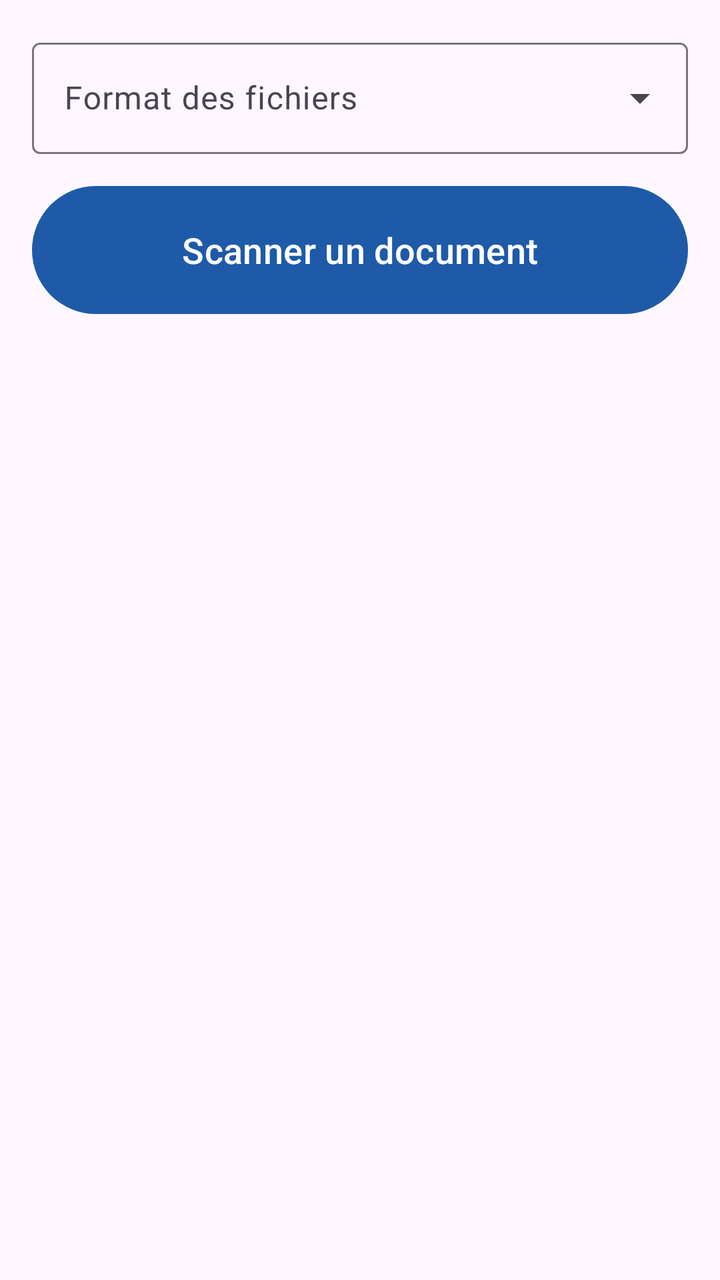
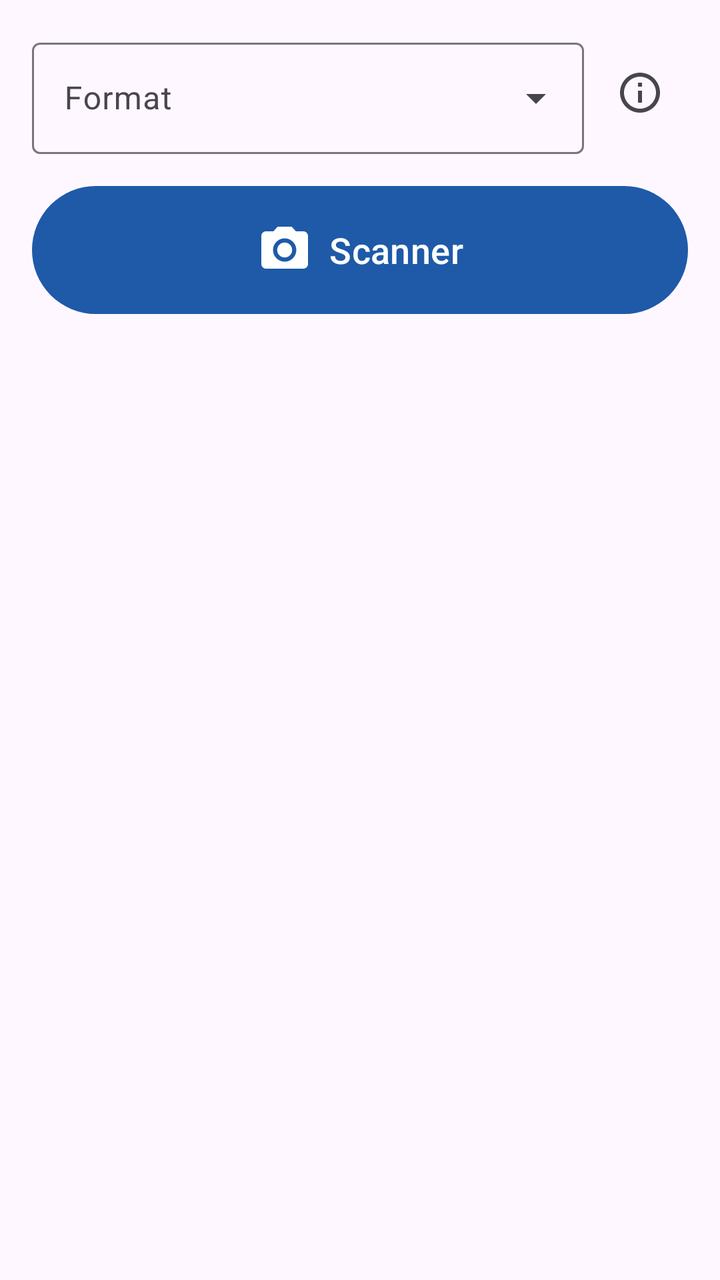

An Android layout rendered at two revisions. The XML below is the earlier revision; the diff shows what the commit changed to produce the second picture.
<!-- AndroidManifest.xml: application theme Theme.AventumScan -->
<!-- res/layout/activity_main.xml -->
<?xml version="1.0" encoding="utf-8"?>
<LinearLayout xmlns:android="http://schemas.android.com/apk/res/android"
    android:layout_width="match_parent"
    android:layout_height="match_parent"
    android:orientation="vertical"
    android:padding="16dp">

    <com.google.android.material.textfield.TextInputLayout
        style="@style/Widget.Material3.TextInputLayout.OutlinedBox.ExposedDropdownMenu"
        android:layout_width="match_parent"
        android:layout_height="wrap_content"
        android:hint="@string/mode_label">

        <com.google.android.material.textfield.MaterialAutoCompleteTextView
            android:id="@+id/formatField"
            android:layout_width="match_parent"
            android:layout_height="wrap_content"
            android:inputType="none" />
    </com.google.android.material.textfield.TextInputLayout>

    <com.google.android.material.button.MaterialButton
        android:id="@+id/btnScan"
        android:layout_width="match_parent"
        android:layout_height="72dp"
        android:layout_marginTop="12dp"
        android:text="@string/scan"
        android:textSize="18sp" />

    <TextView
        android:id="@+id/txtStatus"
        android:layout_width="match_parent"
        android:layout_height="wrap_content"
        android:layout_marginTop="8dp"
        android:textAppearance="?attr/textAppearanceBodySmall"
        android:visibility="gone" />

    <TextView
        android:id="@+id/txtHistoryTitle"
        android:layout_width="match_parent"
        android:layout_height="wrap_content"
        android:layout_marginTop="20dp"
        android:text="@string/history_title"
        android:textAppearance="?attr/textAppearanceTitleMedium"
        android:visibility="gone" />

    <androidx.recyclerview.widget.RecyclerView
        android:id="@+id/recycler"
        android:layout_width="match_parent"
        android:layout_height="0dp"
        android:layout_marginTop="4dp"
        android:layout_weight="1" />
</LinearLayout>
<!-- resources referenced by this layout -->
<resources>
  <string name="history_title">Mes scans</string>
  <string name="mode_label">Format des fichiers</string>
  <string name="scan">Scanner un document</string>
  <style name="Theme.AventumScan" parent="Theme.Material3.DayNight">
          <item name="colorPrimary">@color/brand</item>
      </style>
  <color name="brand">#1E5AA8</color>
</resources>

<!-- the commit's change to res/layout/activity_main.xml (unified diff, before → after) -->
@@ -1,22 +1,40 @@
 <?xml version="1.0" encoding="utf-8"?>
 <LinearLayout xmlns:android="http://schemas.android.com/apk/res/android"
+    xmlns:app="http://schemas.android.com/apk/res-auto"
     android:layout_width="match_parent"
     android:layout_height="match_parent"
     android:orientation="vertical"
     android:padding="16dp">
 
-    <com.google.android.material.textfield.TextInputLayout
-        style="@style/Widget.Material3.TextInputLayout.OutlinedBox.ExposedDropdownMenu"
+    <LinearLayout
         android:layout_width="match_parent"
         android:layout_height="wrap_content"
-        android:hint="@string/mode_label">
+        android:gravity="center_vertical"
+        android:orientation="horizontal">
 
-        <com.google.android.material.textfield.MaterialAutoCompleteTextView
-            android:id="@+id/formatField"
-            android:layout_width="match_parent"
+        <com.google.android.material.textfield.TextInputLayout
+            style="@style/Widget.Material3.TextInputLayout.OutlinedBox.ExposedDropdownMenu"
+            android:layout_width="0dp"
             android:layout_height="wrap_content"
-            android:inputType="none" />
-    </com.google.android.material.textfield.TextInputLayout>
+            android:layout_weight="1"
+            android:hint="@string/mode_label">
+
+            <com.google.android.material.textfield.MaterialAutoCompleteTextView
+                android:id="@+id/formatField"
+                android:layout_width="match_parent"
+                android:layout_height="wrap_content"
+                android:inputType="none" />
+        </com.google.android.material.textfield.TextInputLayout>
+
+        <ImageButton
+            android:id="@+id/btnFormatInfo"
+            android:layout_width="48dp"
+            android:layout_height="48dp"
+            android:layout_marginStart="4dp"
+            android:background="?attr/selectableItemBackgroundBorderless"
+            android:contentDescription="@string/formats_info_title"
+            android:src="@drawable/ic_info" />
+    </LinearLayout>
 
     <com.google.android.material.button.MaterialButton
         android:id="@+id/btnScan"
@@ -24,15 +42,60 @@
         android:layout_height="72dp"
         android:layout_marginTop="12dp"
         android:text="@string/scan"
-        android:textSize="18sp" />
+        android:textSize="18sp"
+        app:icon="@drawable/ic_camera"
+        app:iconGravity="textStart"
+        app:iconSize="28dp" />
 
-    <TextView
-        android:id="@+id/txtStatus"
+    <com.google.android.material.card.MaterialCardView
+        android:id="@+id/progressCard"
+        style="@style/Widget.Material3.CardView.Filled"
         android:layout_width="match_parent"
         android:layout_height="wrap_content"
-        android:layout_marginTop="8dp"
-        android:textAppearance="?attr/textAppearanceBodySmall"
-        android:visibility="gone" />
+        android:layout_marginTop="12dp"
+        android:visibility="gone">
+
+        <LinearLayout
+            android:layout_width="match_parent"
+            android:layout_height="wrap_content"
+            android:orientation="vertical"
+            android:paddingStart="16dp"
+            android:paddingTop="12dp"
+            android:paddingEnd="8dp"
+            android:paddingBottom="4dp">
+
+            <TextView
+                android:id="@+id/progressLabel"
+                android:layout_width="match_parent"
+                android:layout_height="wrap_content"
+                android:layout_marginEnd="8dp"
+                android:textAppearance="?attr/textAppearanceBodyMedium" />
+
+            <com.google.android.material.progressindicator.LinearProgressIndicator
+                android:id="@+id/progressDeterminate"
+                android:layout_width="match_parent"
+                android:layout_height="wrap_content"
+                android:layout_marginTop="8dp"
+                android:layout_marginEnd="8dp"
+                android:max="100" />
+
+            <com.google.android.material.progressindicator.LinearProgressIndicator
+                android:id="@+id/progressIndeterminate"
+                android:layout_width="match_parent"
+                android:layout_height="wrap_content"
+                android:layout_marginTop="8dp"
+                android:layout_marginEnd="8dp"
+                android:indeterminate="true" />
+
+            <com.google.android.material.button.MaterialButton
+                android:id="@+id/btnCancel"
+                style="@style/Widget.Material3.Button.TextButton"
+                android:layout_width="wrap_content"
+                android:layout_height="wrap_content"
+                android:layout_gravity="end"
+                android:text="@string/cancel" />
+        </LinearLayout>
+    </com.google.android.material.card.MaterialCardView>
 
     <TextView
         android:id="@+id/txtHistoryTitle"
<!-- resource entries referenced after the edit -->
@@ -1,8 +1,34 @@
 <!-- resources referenced by this layout -->
 <resources>
+  <!-- drawable ic_camera (drawable) -->
+  <?xml version="1.0" encoding="utf-8"?>
+  <vector xmlns:android="http://schemas.android.com/apk/res/android"
+      android:width="24dp"
+      android:height="24dp"
+      android:tint="?attr/colorControlNormal"
+      android:viewportWidth="24"
+      android:viewportHeight="24">
+      <path
+          android:fillColor="@android:color/white"
+          android:pathData="M12,8.8a3.2,3.2 0,1 0,0 6.4a3.2,3.2 0,1 0,0 -6.4zM9,2L7.17,4H4c-1.1,0 -2,0.9 -2,2v12c0,1.1 0.9,2 2,2h16c1.1,0 2,-0.9 2,-2V6c0,-1.1 -0.9,-2 -2,-2h-3.17L15,2H9zM12,17c-2.76,0 -5,-2.24 -5,-5s2.24,-5 5,-5 5,2.24 5,5 -2.24,5 -5,5z" />
+  </vector>
+  <!-- drawable ic_info (drawable) -->
+  <?xml version="1.0" encoding="utf-8"?>
+  <vector xmlns:android="http://schemas.android.com/apk/res/android"
+      android:width="24dp"
+      android:height="24dp"
+      android:tint="?attr/colorControlNormal"
+      android:viewportWidth="24"
+      android:viewportHeight="24">
+      <path
+          android:fillColor="@android:color/white"
+          android:pathData="M11,7h2v2h-2zM11,11h2v6h-2zM12,2C6.48,2 2,6.48 2,12s4.48,10 10,10 10,-4.48 10,-10S17.52,2 12,2zM12,20c-4.41,0 -8,-3.59 -8,-8s3.59,-8 8,-8 8,3.59 8,8 -3.59,8 -8,8z" />
+  </vector>
+  <string name="cancel">Annuler</string>
+  <string name="formats_info_title">Les formats</string>
   <string name="history_title">Mes scans</string>
-  <string name="mode_label">Format des fichiers</string>
-  <string name="scan">Scanner un document</string>
+  <string name="mode_label">Format</string>
+  <string name="scan">Scanner</string>
   <style name="Theme.AventumScan" parent="Theme.Material3.DayNight">
           <item name="colorPrimary">@color/brand</item>
       </style>
